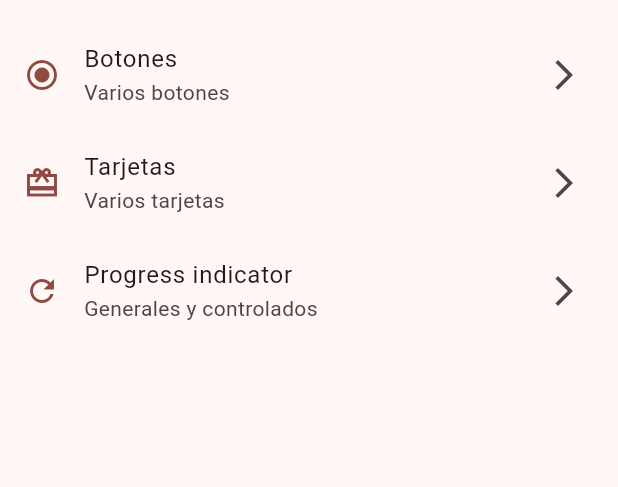
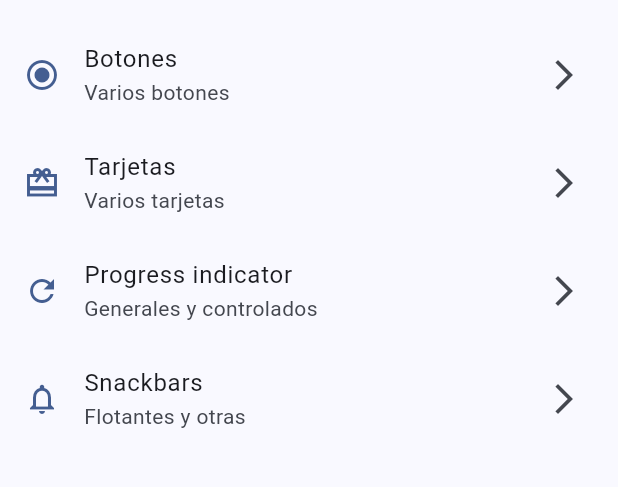
Before and after one commit to yorjanrafa/widgets-course, a Flutter app: the screen it shows after launch, on a phone screen of 412 x 824 dp, the part 63-550 px from its top. Run offline on Flutter 3.47's test engine with Material 3 defaults, Android fonts, the light colour scheme and no system bars; our stand-ins replace go_router.

Commit message:
Snackbart and dialog finished

```diff
--- a/lib/config/menu/menu_items.dart
+++ b/lib/config/menu/menu_items.dart
@@ -31,5 +31,10 @@ const appMenuItems = <MenuItem>[
       title: 'Progress indicator',
       subtitle: 'Generales y controlados',
       link: '/progress',
-      icon: Icons.refresh_outlined)
+      icon: Icons.refresh_outlined),
+  MenuItem(
+      title: 'Snackbars',
+      subtitle: 'Flotantes y otras',
+      link: '/snackbars',
+      icon: Icons.notifications_outlined)
 ];
--- a/lib/config/router/app_router.dart
+++ b/lib/config/router/app_router.dart
@@ -25,5 +25,10 @@ final appRouter = GoRouter(
       path: '/progress',
       builder: (context, state) => const ProgresScreen(),
     ),
+    GoRoute(
+      name: SnackbarScreen.name,
+      path: '/snackbars',
+      builder: (context, state) => const SnackbarScreen(),
+    ),
   ],
 );
--- a/lib/config/theme/app_theme.dart
+++ b/lib/config/theme/app_theme.dart
@@ -11,9 +11,12 @@ const colorsList = <Color>[
 
 class AppTheme {
   final int selectedColor;
+  final bool isDarkMode;
 
-  AppTheme({this.selectedColor = 0})
-      : assert(selectedColor >= 0, 'El color no debe ser menor a 0'),
+  AppTheme({
+    this.isDarkMode = false,
+    this.selectedColor = 0,
+  })  : assert(selectedColor >= 0, 'El color no debe ser menor a 0'),
         assert(selectedColor < colorsList.length,
             'El color no debe ser mayor a ${colorsList.length - 1}');
 
@@ -21,6 +24,7 @@ class AppTheme {
     return ThemeData(
         useMaterial3: true,
         colorSchemeSeed: colorsList[selectedColor],
-        appBarTheme: const AppBarTheme(centerTitle: true));
+        appBarTheme: const AppBarTheme(centerTitle: true),
+        brightness: isDarkMode ? Brightness.dark : Brightness.light);
   }
 }
--- a/lib/main.dart
+++ b/lib/main.dart
@@ -14,7 +14,7 @@ class MainApp extends StatelessWidget {
     return MaterialApp.router(
       routerConfig: appRouter,
       debugShowCheckedModeBanner: false,
-      theme: AppTheme(selectedColor: 3).getTheme(),
+      theme: AppTheme(selectedColor: 2, isDarkMode: false).getTheme(),
     );
   }
 }
```
Also changed, not shown: lib/presentation/screens/snackbar/snackbar_screen.dart (+66 -3 lines).
